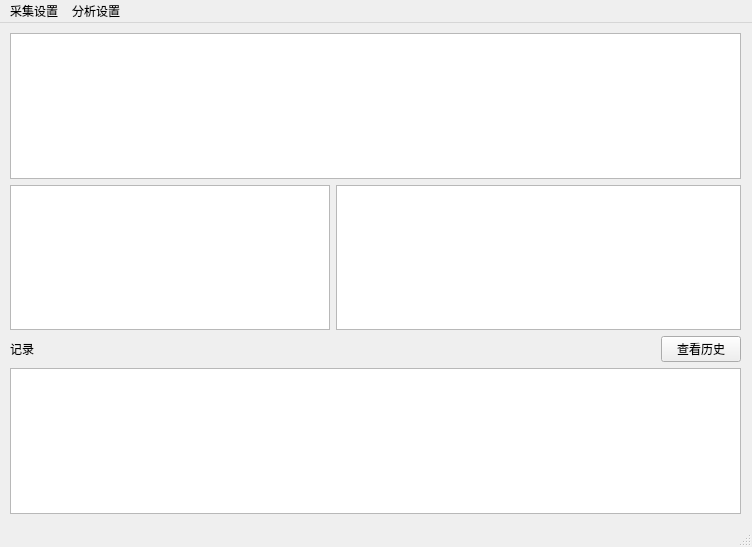
Above: MainWindow.ui from imjustadog/AE-ANALYSIS-GUI before the change. Below: the same form after it.
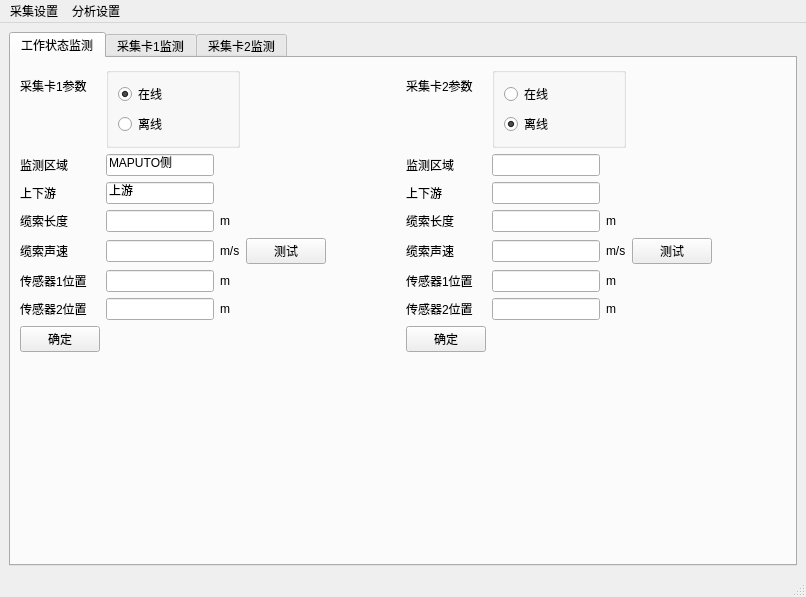
That is the form after the change. Custom widgets are drawn as their Qt base class.

Patch:
```diff
--- a/MainWindow.ui
+++ b/MainWindow.ui
@@ -6,8 +6,8 @@
    <rect>
     <x>0</x>
     <y>0</y>
-    <width>752</width>
-    <height>547</height>
+    <width>806</width>
+    <height>597</height>
    </rect>
   </property>
   <property name="sizePolicy">
@@ -26,70 +26,487 @@
      <verstretch>0</verstretch>
     </sizepolicy>
    </property>
-   <widget class="QWidget" name="gridLayoutWidget">
-    <property name="geometry">
-     <rect>
-      <x>10</x>
-      <y>10</y>
-      <width>731</width>
-      <height>481</height>
-     </rect>
-    </property>
-    <layout class="QGridLayout" name="gridLayout_figure">
-     <item row="0" column="0" colspan="3">
-      <widget class="PlotWidget" name="GLW_waveform"/>
-     </item>
-     <item row="2" column="2">
-      <widget class="QPushButton" name="btn_showhis">
+   <layout class="QGridLayout" name="gridLayout_3">
+    <item row="0" column="0">
+     <widget class="QTabWidget" name="tabWidget">
+      <property name="currentIndex">
+       <number>0</number>
+      </property>
+      <widget class="QWidget" name="tab_status">
+       <attribute name="title">
+        <string>工作状态监测</string>
+       </attribute>
+       <layout class="QGridLayout" name="gridLayout_2">
+        <item row="4" column="7" colspan="3">
+         <spacer name="horizontalSpacer_3">
+          <property name="orientation">
+           <enum>Qt::Horizontal</enum>
+          </property>
+          <property name="sizeHint" stdset="0">
+           <size>
+            <width>40</width>
+            <height>20</height>
+           </size>
+          </property>
+         </spacer>
+        </item>
+        <item row="7" column="1">
+         <widget class="QLineEdit" name="lineEdit_card1_acoustic_speed"/>
+        </item>
+        <item row="7" column="3">
+         <widget class="QPushButton" name="pushButton_card1_acoustic_speed_test">
+          <property name="text">
+           <string>测试</string>
+          </property>
+         </widget>
+        </item>
+        <item row="7" column="6">
+         <widget class="QLineEdit" name="lineEdit_card2_acoustic_speed"/>
+        </item>
+        <item row="7" column="7">
+         <widget class="QLabel" name="label_24">
+          <property name="text">
+           <string>m/s</string>
+          </property>
+         </widget>
+        </item>
+        <item row="4" column="1">
+         <widget class="QLineEdit" name="lineEdit_region1">
+          <property name="text">
+           <string>MAPUTO侧</string>
+          </property>
+         </widget>
+        </item>
+        <item row="2" column="1" rowspan="2" colspan="2">
+         <widget class="QGroupBox" name="groupBox">
+          <property name="title">
+           <string/>
+          </property>
+          <layout class="QVBoxLayout" name="verticalLayout">
+           <item>
+            <widget class="QRadioButton" name="radioButton_card1_online">
+             <property name="text">
+              <string>在线</string>
+             </property>
+             <property name="checked">
+              <bool>true</bool>
+             </property>
+             <property name="autoExclusive">
+              <bool>true</bool>
+             </property>
+            </widget>
+           </item>
+           <item>
+            <widget class="QRadioButton" name="radioButton_card1_offline">
+             <property name="text">
+              <string>离线</string>
+             </property>
+             <property name="checked">
+              <bool>false</bool>
+             </property>
+             <property name="autoExclusive">
+              <bool>true</bool>
+             </property>
+            </widget>
+           </item>
+          </layout>
+         </widget>
+        </item>
+        <item row="11" column="1">
+         <spacer name="verticalSpacer">
+          <property name="orientation">
+           <enum>Qt::Vertical</enum>
+          </property>
+          <property name="sizeHint" stdset="0">
+           <size>
+            <width>20</width>
+            <height>40</height>
+           </size>
+          </property>
+         </spacer>
+        </item>
+        <item row="2" column="5">
+         <widget class="QLabel" name="label_3">
+          <property name="text">
+           <string>采集卡2参数</string>
+          </property>
+         </widget>
+        </item>
+        <item row="8" column="0">
+         <widget class="QLabel" name="label_8">
+          <property name="text">
+           <string>传感器1位置</string>
+          </property>
+         </widget>
+        </item>
+        <item row="5" column="1">
+         <widget class="QLineEdit" name="lineEdit_stream1">
+          <property name="text">
+           <string>上游</string>
+          </property>
+         </widget>
+        </item>
+        <item row="4" column="6">
+         <widget class="QLineEdit" name="lineEdit_reqion2"/>
+        </item>
+        <item row="5" column="0">
+         <widget class="QLabel" name="label_6">
+          <property name="text">
+           <string>上下游</string>
+          </property>
+         </widget>
+        </item>
+        <item row="4" column="0">
+         <widget class="QLabel" name="label_4">
+          <property name="text">
+           <string>监测区域</string>
+          </property>
+         </widget>
+        </item>
+        <item row="4" column="5">
+         <widget class="QLabel" name="label_5">
+          <property name="text">
+           <string>监测区域</string>
+          </property>
+         </widget>
+        </item>
+        <item row="5" column="5">
+         <widget class="QLabel" name="label_7">
+          <property name="text">
+           <string>上下游</string>
+          </property>
+         </widget>
+        </item>
+        <item row="8" column="1">
+         <widget class="QLineEdit" name="lineEdit_card1_sensor1_location">
+          <property name="text">
+           <string/>
+          </property>
+         </widget>
+        </item>
+        <item row="2" column="6" rowspan="2" colspan="2">
+         <widget class="QGroupBox" name="groupBox_2">
+          <property name="title">
+           <string/>
+          </property>
+          <layout class="QVBoxLayout" name="verticalLayout_2">
+           <item>
+            <widget class="QRadioButton" name="radioButton_card2_online">
+             <property name="text">
+              <string>在线</string>
+             </property>
+             <property name="checked">
+              <bool>false</bool>
+             </property>
+            </widget>
+           </item>
+           <item>
+            <widget class="QRadioButton" name="radioButton_card2_offline">
+             <property name="text">
+              <string>离线</string>
+             </property>
+             <property name="checked">
+              <bool>true</bool>
+             </property>
+             <property name="autoExclusive">
+              <bool>true</bool>
+             </property>
+            </widget>
+           </item>
+          </layout>
+         </widget>
+        </item>
+        <item row="5" column="6">
+         <widget class="QLineEdit" name="lineEdit_stream2"/>
+        </item>
+        <item row="9" column="0">
+         <widget class="QLabel" name="label_9">
+          <property name="text">
+           <string>传感器2位置</string>
+          </property>
+         </widget>
+        </item>
+        <item row="9" column="1">
+         <widget class="QLineEdit" name="lineEdit_card1_sensor2_location">
+          <property name="text">
+           <string/>
+          </property>
+         </widget>
+        </item>
+        <item row="8" column="5">
+         <widget class="QLabel" name="label_10">
+          <property name="text">
+           <string>传感器1位置</string>
+          </property>
+         </widget>
+        </item>
+        <item row="9" column="5">
+         <widget class="QLabel" name="label_11">
+          <property name="text">
+           <string>传感器2位置</string>
+          </property>
+         </widget>
+        </item>
+        <item row="8" column="6">
+         <widget class="QLineEdit" name="lineEdit_card2_sensor1_location"/>
+        </item>
+        <item row="9" column="6">
+         <widget class="QLineEdit" name="lineEdit_card2_sensor2_location"/>
+        </item>
+        <item row="8" column="2">
+         <widget class="QLabel" name="label_13">
+          <property name="text">
+           <string>m</string>
+          </property>
+         </widget>
+        </item>
+        <item row="9" column="2">
+         <widget class="QLabel" name="label_14">
+          <property name="text">
+           <string>m</string>
+          </property>
+         </widget>
+        </item>
+        <item row="8" column="7">
+         <widget class="QLabel" name="label_15">
+          <property name="text">
+           <string>m</string>
+          </property>
+         </widget>
+        </item>
+        <item row="9" column="7">
+         <widget class="QLabel" name="label_16">
+          <property name="text">
+           <string>m</string>
+          </property>
+         </widget>
+        </item>
+        <item row="2" column="0">
+         <widget class="QLabel" name="label_2">
+          <property name="text">
+           <string>采集卡1参数</string>
+          </property>
+         </widget>
+        </item>
+        <item row="6" column="1">
+         <widget class="QLineEdit" name="lineEdit_card1_cable_length"/>
+        </item>
+        <item row="6" column="6">
+         <widget class="QLineEdit" name="lineEdit_card2_cable_length"/>
+        </item>
+        <item row="6" column="0">
+         <widget class="QLabel" name="label_17">
+          <property name="text">
+           <string>缆索长度</string>
+          </property>
+         </widget>
+        </item>
+        <item row="6" column="5">
+         <widget class="QLabel" name="label_18">
+          <property name="text">
+           <string>缆索长度</string>
+          </property>
+         </widget>
+        </item>
+        <item row="6" column="2">
+         <widget class="QLabel" name="label_19">
+          <property name="text">
+           <string>m</string>
+          </property>
+         </widget>
+        </item>
+        <item row="6" column="7">
+         <widget class="QLabel" name="label_20">
+          <property name="text">
+           <string>m</string>
+          </property>
+         </widget>
+        </item>
+        <item row="7" column="0">
+         <widget class="QLabel" name="label_21">
+          <property name="text">
+           <string>缆索声速</string>
+          </property>
+         </widget>
+        </item>
+        <item row="7" column="5">
+         <widget class="QLabel" name="label_22">
+          <property name="text">
+           <string>缆索声速</string>
+          </property>
+         </widget>
+        </item>
+        <item row="7" column="2">
+         <widget class="QLabel" name="label_23">
+          <property name="text">
+           <string>m/s</string>
+          </property>
+         </widget>
+        </item>
+        <item row="7" column="8">
+         <widget class="QPushButton" name="pushButton_card2_acoustic_speed_test">
+          <property name="text">
+           <string>测试</string>
+          </property>
+         </widget>
+        </item>
+        <item row="4" column="2" colspan="3">
+         <spacer name="horizontalSpacer_2">
+          <property name="orientation">
+           <enum>Qt::Horizontal</enum>
+          </property>
+          <property name="sizeHint" stdset="0">
+           <size>
+            <width>40</width>
+            <height>20</height>
+           </size>
+          </property>
+         </spacer>
+        </item>
+        <item row="7" column="4">
+         <spacer name="horizontalSpacer_5">
+          <property name="orientation">
+           <enum>Qt::Horizontal</enum>
+          </property>
+          <property name="sizeHint" stdset="0">
+           <size>
+            <width>40</width>
+            <height>20</height>
+           </size>
+          </property>
+         </spacer>
+        </item>
+        <item row="7" column="9">
+         <spacer name="horizontalSpacer_6">
+          <property name="orientation">
+           <enum>Qt::Horizontal</enum>
+          </property>
+          <property name="sizeHint" stdset="0">
+           <size>
+            <width>40</width>
+            <height>20</height>
+           </size>
+          </property>
+         </spacer>
+        </item>
+        <item row="10" column="0">
+         <widget class="QPushButton" name="pushButton_card1_config_ok">
+          <property name="text">
+           <string>确定</string>
+          </property>
+         </widget>
+        </item>
+        <item row="10" column="5">
+         <widget class="QPushButton" name="pushButton_card2_config_ok">
+          <property name="text">
+           <string>确定</string>
+          </property>
+         </widget>
+        </item>
+       </layout>
+      </widget>
+      <widget class="QWidget" name="tab_card1">
        <property name="sizePolicy">
-        <sizepolicy hsizetype="Minimum" vsizetype="Minimum">
+        <sizepolicy hsizetype="Expanding" vsizetype="Expanding">
          <horstretch>0</horstretch>
          <verstretch>0</verstretch>
         </sizepolicy>
        </property>
-       <property name="text">
-        <string>查看历史</string>
-       </property>
+       <attribute name="title">
+        <string>采集卡1监测</string>
+       </attribute>
+       <layout class="QGridLayout" name="gridLayout">
+        <item row="0" column="0">
+         <layout class="QGridLayout" name="gridLayout_figure">
+          <item row="1" column="0">
+           <widget class="PlotWidget" name="GLW_spectrum"/>
+          </item>
+          <item row="2" column="0">
+           <widget class="QLabel" name="label">
+            <property name="text">
+             <string>记录</string>
+            </property>
+           </widget>
+          </item>
+          <item row="1" column="1" colspan="2">
+           <widget class="PlotWidget" name="GLW_localization"/>
+          </item>
+          <item row="3" column="0" colspan="3">
+           <widget class="QTextEdit" name="textEdit_record"/>
+          </item>
+          <item row="0" column="0" colspan="3">
+           <widget class="PlotWidget" name="GLW_waveform"/>
+          </item>
+          <item row="2" column="1">
+           <spacer name="horizontalSpacer">
+            <property name="orientation">
+             <enum>Qt::Horizontal</enum>
+            </property>
+            <property name="sizeHint" stdset="0">
+             <size>
+              <width>40</width>
+              <height>20</height>
+             </size>
+            </property>
+           </spacer>
+          </item>
+         </layout>
+        </item>
+       </layout>
       </widget>
-     </item>
-     <item row="2" column="1">
-      <spacer name="horizontalSpacer">
-       <property name="orientation">
-        <enum>Qt::Horizontal</enum>
-       </property>
-       <property name="sizeHint" stdset="0">
-        <size>
-         <width>40</width>
-         <height>20</height>
-        </size>
-       </property>
-      </spacer>
-     </item>
-     <item row="2" column="0">
-      <widget class="QLabel" name="label">
-       <property name="text">
-        <string>记录</string>
-       </property>
+      <widget class="QWidget" name="tab_card2">
+       <attribute name="title">
+        <string>采集卡2监测</string>
+       </attribute>
+       <layout class="QGridLayout" name="gridLayout_4">
+        <item row="0" column="0">
+         <layout class="QGridLayout" name="gridLayout_figure_2">
+          <item row="1" column="0">
+           <widget class="PlotWidget" name="GLW_spectrum_2"/>
+          </item>
+          <item row="2" column="1">
+           <spacer name="horizontalSpacer_4">
+            <property name="orientation">
+             <enum>Qt::Horizontal</enum>
+            </property>
+            <property name="sizeHint" stdset="0">
+             <size>
+              <width>40</width>
+              <height>20</height>
+             </size>
+            </property>
+           </spacer>
+          </item>
+          <item row="2" column="0">
+           <widget class="QLabel" name="label_12">
+            <property name="text">
+             <string>记录</string>
+            </property>
+           </widget>
+          </item>
+          <item row="1" column="1" colspan="2">
+           <widget class="PlotWidget" name="GLW_localization_2"/>
+          </item>
+          <item row="3" column="0" colspan="3">
+           <widget class="QTextEdit" name="textEdit_record_2"/>
+          </item>
+          <item row="0" column="0" colspan="3">
+           <widget class="PlotWidget" name="GLW_waveform_2"/>
+          </item>
+         </layout>
+        </item>
+       </layout>
       </widget>
-     </item>
-     <item row="1" column="0">
-      <widget class="PlotWidget" name="GLW_spectrum"/>
-     </item>
-     <item row="1" column="1" colspan="2">
-      <widget class="PlotWidget" name="GLW_localization"/>
-     </item>
-     <item row="3" column="0" colspan="3">
-      <widget class="QTextEdit" name="textEdit_record"/>
-     </item>
-    </layout>
-   </widget>
+     </widget>
+    </item>
+   </layout>
   </widget>
   <widget class="QMenuBar" name="menubar">
    <property name="geometry">
     <rect>
      <x>0</x>
      <y>0</y>
-     <width>752</width>
+     <width>806</width>
      <height>31</height>
     </rect>
    </property>
```
